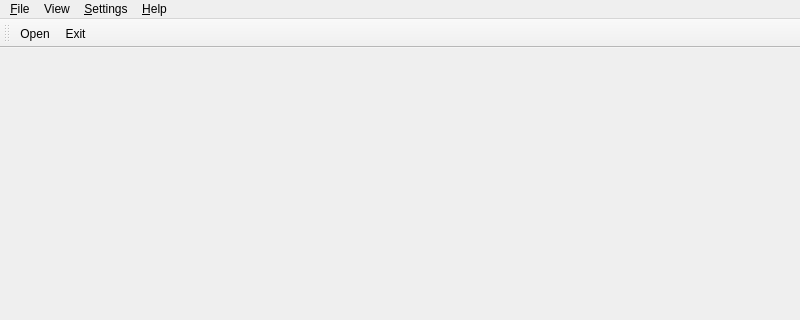
The window that mainwindow.ui (hubertqtraf/QtOSMTraffic) describes before a commit, drawn with Qt 5; both pictures show x 0 to 800 and y 0 to 320 of the 800 by 600 pixel window.
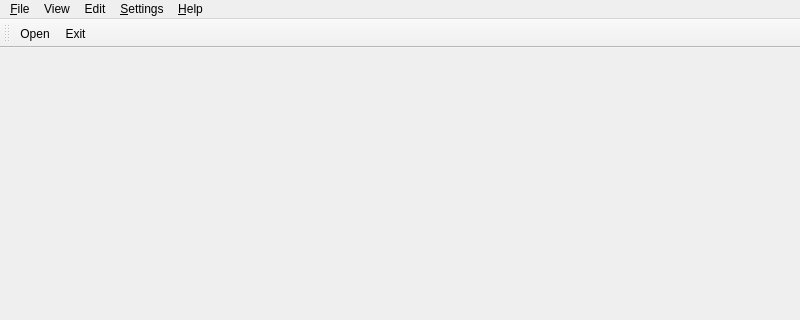
The same window after the commit. Icons and pictures are not drawn.

Patch:
```diff
--- a/mainwindow.ui
+++ b/mainwindow.ui
@@ -58,8 +58,15 @@
     <addaction name="actionZoon_in"/>
     <addaction name="actionZoom_out"/>
    </widget>
+   <widget class="QMenu" name="menuEdit">
+    <property name="title">
+     <string>Edit</string>
+    </property>
+    <addaction name="actionSolar"/>
+   </widget>
    <addaction name="menuFile"/>
    <addaction name="menuView"/>
+   <addaction name="menuEdit"/>
    <addaction name="menuSettings"/>
    <addaction name="menuAbout"/>
   </widget>
```
Left out of the diff: 8 changed lines with no effect on the pictures.
